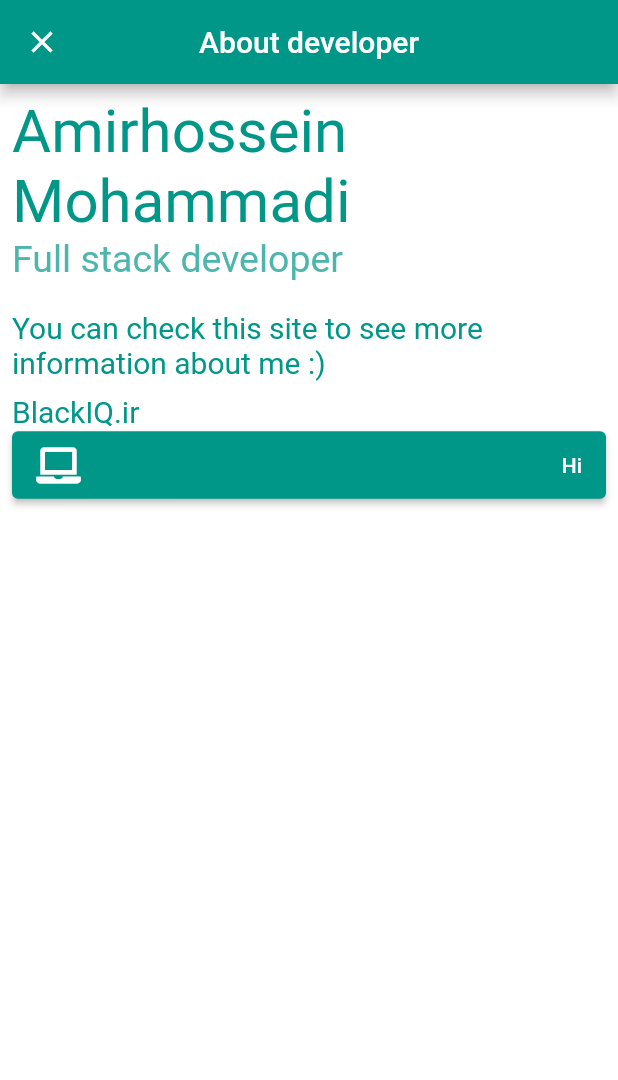
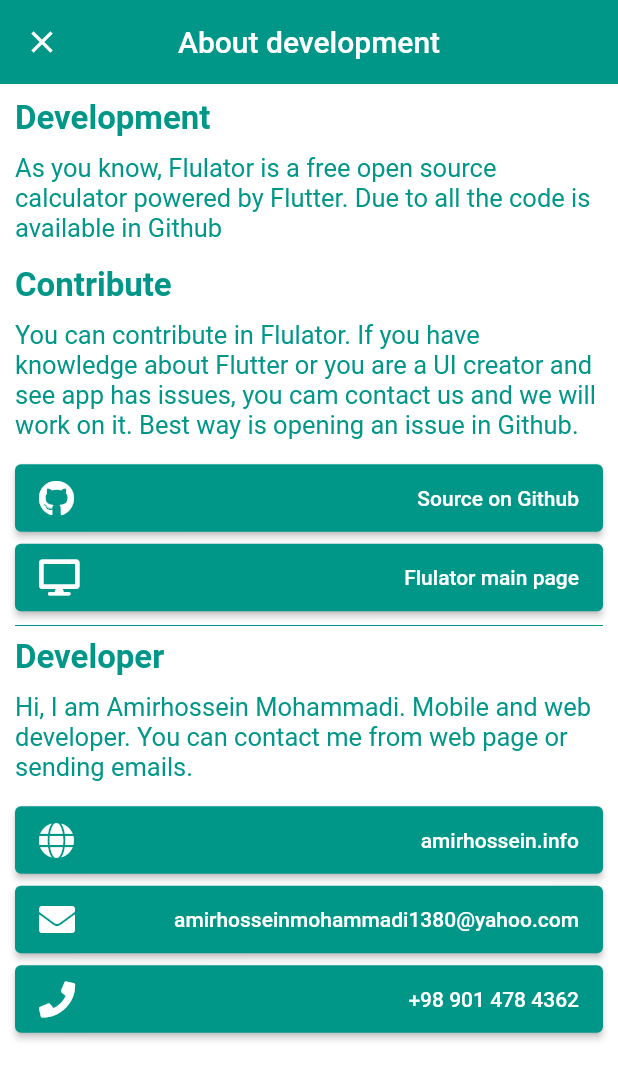
Before and after one commit to BlackIQ/flulator, a Flutter app: the screen it shows after launch, in the side drawer, after a tap on "Development", on a phone screen of 412 x 824 dp. Shown: the top 1080 px of the screen. Run offline on Flutter 3.47's test engine with Material 2 defaults, Android fonts, the phone set to English and light mode, and no system bars; our stand-ins replace font_awesome_flutter, google_fonts, math_expressions; Roboto replaces fonts that are missing (Boogaloo).

Commit message:
Update development

```diff
--- a/lib/app/pages/development.dart
+++ b/lib/app/pages/development.dart
@@ -1,7 +1,10 @@
 import 'package:flulator/app/widgets/buttons/wide_button.dart';
+import 'package:flulator/app/widgets/text/heading.dart';
+import 'package:flulator/app/widgets/text/paragraph.dart';
 import 'package:flutter/material.dart';
 import 'package:font_awesome_flutter/font_awesome_flutter.dart';
 import 'package:google_fonts/google_fonts.dart';
+import 'package:url_launcher/url_launcher.dart';
 
 class Development extends StatelessWidget {
   @override
@@ -9,55 +12,77 @@ class Development extends StatelessWidget {
     return Scaffold(
       backgroundColor: Colors.white,
       appBar: AppBar(
+        elevation: 0,
         title: Text(
-          'About developer',
+          'About development',
           style: GoogleFonts.boogaloo(),
         ),
         centerTitle: true,
       ),
-      body: Padding(
-        padding: const EdgeInsets.all(8),
+      body: SingleChildScrollView(
+        padding: EdgeInsets.all(10),
         child: Column(
           crossAxisAlignment: CrossAxisAlignment.start,
           children: <Widget>[
-            Text(
-              'Amirhossein Mohammadi',
-              style: GoogleFonts.boogaloo(
-                color: Colors.teal,
-                fontSize: 40,
-              ),
+            Heading(text: 'Development'),
+            SizedBox(height: 10),
+            ParagraphText(
+              text:
+                  'As you know, Flulator is a free open source calculator powered by Flutter. Due to all the code is available in Github',
             ),
-            Text(
-              'Full stack developer',
-              style: GoogleFonts.boogaloo(
-                color: Colors.teal[300],
-                fontSize: 25,
-              ),
+            SizedBox(height: 15),
+            Heading(text: 'Contribute'),
+            SizedBox(height: 10),
+            ParagraphText(
+              text:
+                'You can contribute in Flulator. If you have knowledge about Flutter or you are a UI creator and see app has issues, you cam contact us and we will work on it. Best way is opening an issue in Github.',
             ),
-            SizedBox(
-              height: 20,
+            SizedBox(height: 15),
+            WideButton(
+              onTap: () async {
+                await launch("https://github.com/BlackIQ/flulator");
+              },
+              text: 'Source on Github',
+              icon: FontAwesomeIcons.github,
             ),
-            Text(
-              'You can check this site to see more information about me :)',
-              style: GoogleFonts.boogaloo(
-                color: Colors.teal,
-                fontSize: 20,
-              ),
+            SizedBox(height: 5),
+            WideButton(
+              onTap: () async {
+                await launch("https://flulator.blackiq.ir");
+              },
+              text: 'Flulator main page',
+              icon: FontAwesomeIcons.desktop,
             ),
-            SizedBox(
-              height: 10,
+            Divider(color: Colors.teal),
+            Heading(text: 'Developer'),
+            SizedBox(height: 10),
+            ParagraphText(
+              text:
+                'Hi, I am Amirhossein Mohammadi. Mobile and web developer. You can contact me from web page or sending emails.',
             ),
-            Text(
-              'BlackIQ.ir',
-              style: GoogleFonts.boogaloo(
-                color: Colors.teal,
-                fontSize: 20,
-              ),
+            SizedBox(height: 15),
+            WideButton(
+              onTap: () async {
+                await launch("https://amirhossein.info");
+              },
+              text: 'amirhossein.info',
+              icon: FontAwesomeIcons.globe,
             ),
+            SizedBox(height: 5),
             WideButton(
-              onTap: () {},
-              text: 'Hi',
-              icon: FontAwesomeIcons.laptop,
+              onTap: () async {
+                await launch("mailto:amirhosseinmohammadi1380@yahoo.com");
+              },
+              text: 'amirhosseinmohammadi1380@yahoo.com',
+              icon: FontAwesomeIcons.solidEnvelope,
+            ),
+            SizedBox(height: 5),
+            WideButton(
+              onTap: () async {
+                await launch("tel:+989014784362");
+              },
+              text: '+98 901 478 4362',
+              icon: FontAwesomeIcons.phone,
             ),
           ],
         ),
```
